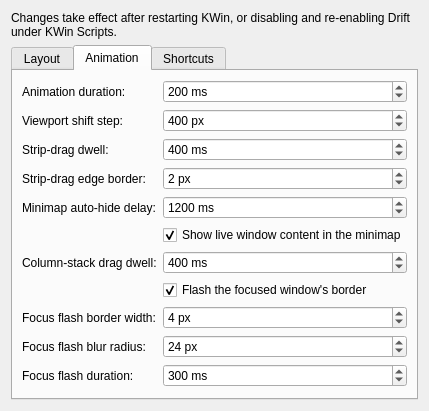
epicodic/drift, file drift/contents/ui/config.ui: the form before one commit.
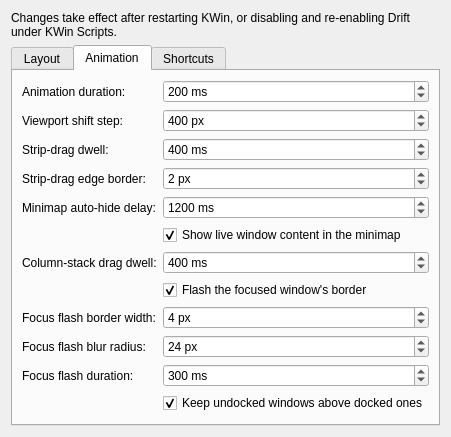
The form after the commit. The open tabs and pages were chosen to show the change.

```diff
--- a/drift/contents/ui/config.ui
+++ b/drift/contents/ui/config.ui
@@ -362,6 +362,19 @@
                                     </property>
                                 </widget>
                             </item>
+                            <item row="11" column="1">
+                                <widget class="QCheckBox" name="kcfg_undockKeepAbove">
+                                    <property name="toolTip">
+                                        <string>Keep an undocked (floating) window above still-docked windows</string>
+                                    </property>
+                                    <property name="text">
+                                        <string>Keep undocked windows above docked ones</string>
+                                    </property>
+                                    <property name="checked">
+                                        <bool>true</bool>
+                                    </property>
+                                </widget>
+                            </item>
                         </layout>
                     </widget>
                     <widget class="QWidget" name="tab_shortcuts">
```
